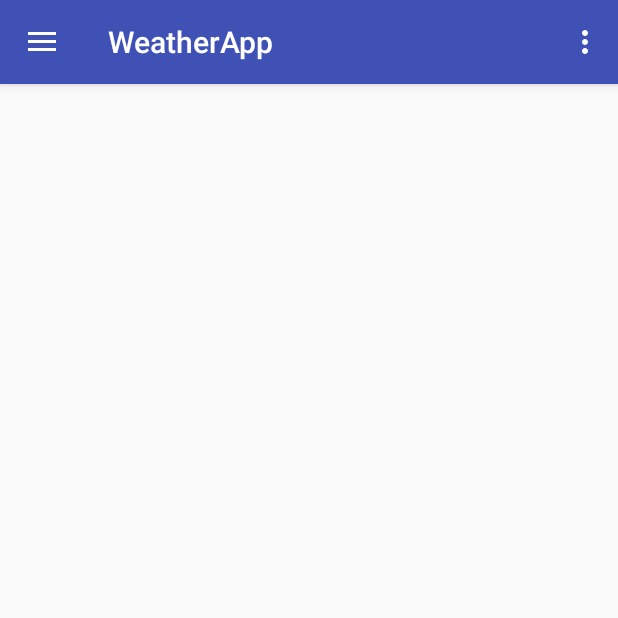
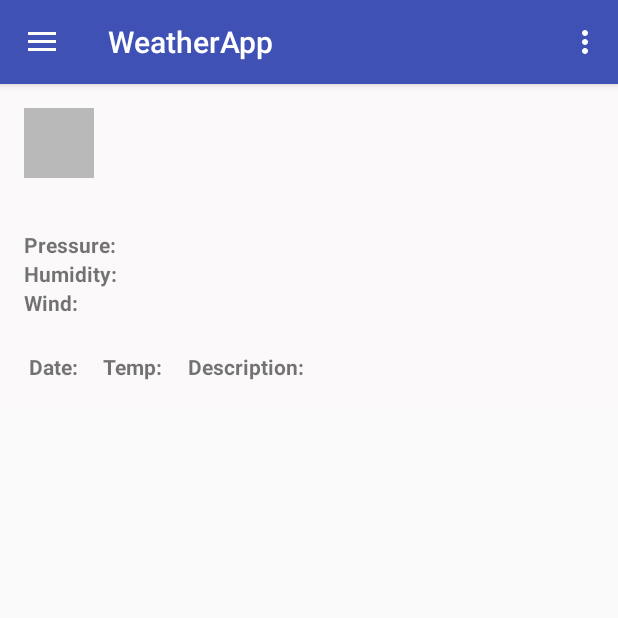
Before and after one commit to Guchoo/AndroidWeatherApp, an Android app: the screen it shows after launch (MainActivity), on a phone screen of 412 x 824 dp, the top half of it. Run offline under Robolectric (Android 15) with nearby library versions, the phone set to English and light mode, and no system bars.

Commit message:
Added forcast

```diff
--- a/WeatherApp/app/src/main/res/layout/content_navigation.xml
+++ b/WeatherApp/app/src/main/res/layout/content_navigation.xml
@@ -11,11 +11,15 @@
     app:layout_behavior="@string/appbar_scrolling_view_behavior"
     tools:context=".WeatherActivity"
     tools:showIn="@layout/app_bar_navigation"
-    android:gravity="center"
+    android:gravity="top"
     android:background="#fbf9f9"
     android:id="@+id/rl"
-    android:visibility="invisible">
+    android:visibility="visible">
 
+    <RelativeLayout
+        android:id="@+id/top"
+        android:layout_width="match_parent"
+        android:layout_height="wrap_content">
     <TextView
         android:id="@+id/cityText"
         style="?android:attr/textAppearanceMedium"
@@ -37,8 +41,7 @@
         android:layout_width="wrap_content"
         android:layout_height="wrap_content"
         android:layout_below="@id/condIcon"
-        android:layout_alignLeft="@id/condIcon"
-        />
+        android:layout_alignLeft="@id/condIcon" />
 
     <TextView
         android:id="@+id/temp"
@@ -105,5 +108,67 @@
         android:layout_height="wrap_content"
         android:layout_alignBaseline="@id/windLab"
         android:layout_toRightOf="@id/windSpeed"
-        android:layout_marginLeft="4dp" />
+        android:layout_marginLeft="4dp"
+        android:layout_marginBottom="20dp"/>
+    </RelativeLayout>
+
+    <TableLayout
+        android:id="@+id/table"
+        android:layout_width="match_parent"
+        android:layout_height="wrap_content"
+        android:layout_below="@+id/top">
+        <TableRow>
+            <TextView
+                android:id="@+id/dateLab"
+                android:padding="3dp"
+                android:text="Date: "
+                android:layout_width="wrap_content"
+                android:layout_height="wrap_content"
+                android:layout_below="@id/windDeg"
+                android:textStyle="bold"/>
+
+            <TextView
+                android:id="@+id/date"
+                android:layout_width="wrap_content"
+                android:layout_height="wrap_content"
+                android:layout_toRightOf="@id/dateLab"
+                android:padding="3dp" />
+
+            <TextView
+                android:id="@+id/tempLab"
+                android:layout_width="wrap_content"
+                android:layout_height="wrap_content"
+                android:text="Temp: "
+                android:padding="3dp"
+                android:layout_below="@id/windDeg"
+                android:layout_toRightOf="@+id/date"
+                android:textStyle="bold" />
+
+            <TextView
+                android:id="@+id/prevTemp"
+                android:padding="3dp"
+                android:layout_width="wrap_content"
+                android:layout_height="wrap_content"
+                android:layout_below="@id/windDeg"
+                android:layout_toRightOf="@+id/tempLab"/>
+
+            <TextView
+                android:id="@+id/descLab"
+                android:layout_width="wrap_content"
+                android:layout_height="wrap_content"
+                android:text="Description: "
+                android:padding="3dp"
+                android:layout_below="@id/windDeg"
+                android:layout_toRightOf="@+id/prevTemp"
+                android:textStyle="bold" />
+
+            <TextView
+                android:id="@+id/desc"
+                android:layout_width="wrap_content"
+                android:layout_height="wrap_content"
+                android:padding="3dp"
+                android:layout_below="@id/windDeg"
+                android:layout_toRightOf="@+id/descLab" />
+        </TableRow>
+    </TableLayout>
 </RelativeLayout>
```
Also changed, not shown: WeatherApp/app/src/main/java/com/guroodesneltvedt/weatherapp/JSONWeatherParser.java (+53 -0 lines), WeatherApp/app/src/main/java/com/guroodesneltvedt/weatherapp/MainActivity.java (+83 -16 lines), WeatherApp/app/src/main/java/com/guroodesneltvedt/weatherapp/WeatherHttpClient.java (+46 -0 lines), WeatherApp/app/src/main/java/com/guroodesneltvedt/weatherapp/adapter/DailyForecastPageAdapter.java (added, +64 -0 lines), WeatherApp/app/src/main/java/com/guroodesneltvedt/weatherapp/fragment/DayForecastFragment.java (added, +81 -0 lines), WeatherApp/app/src/main/java/com/guroodesneltvedt/weatherapp/model/DayForecast.java (added, +34 -0 lines), WeatherApp/app/src/main/java/com/guroodesneltvedt/weatherapp/model/WeatherForecast.java (added, +96 -0 lines).
